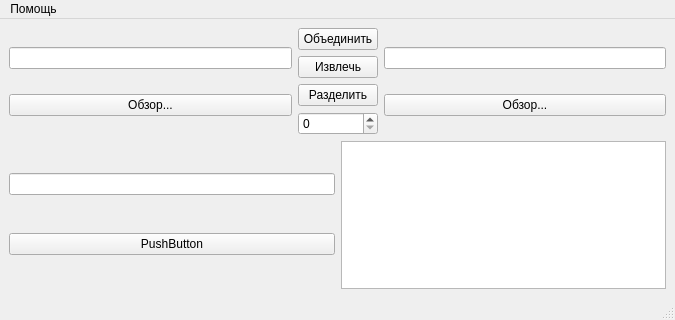
Qt form kfkis/interface/pdf_editor_menu.ui (NinjaCaratist/KFKIS) before a commit.
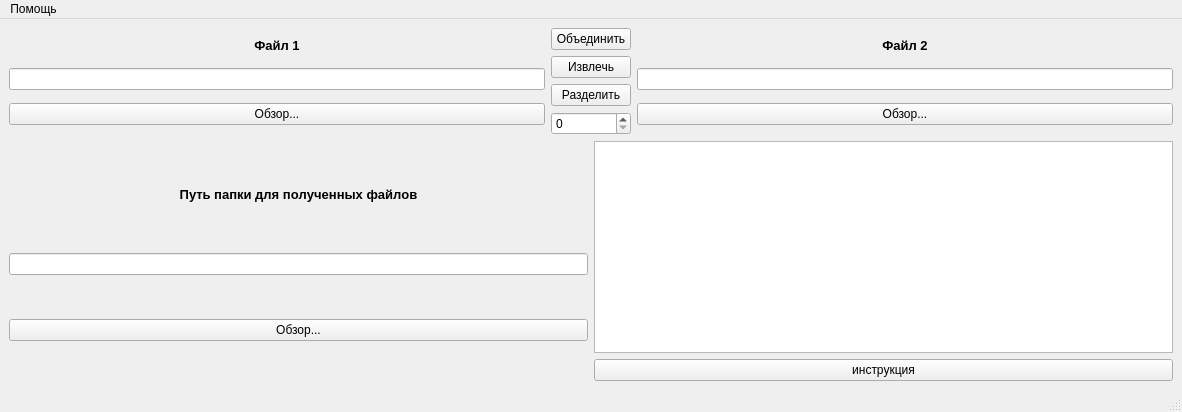
The same form after that commit.

Patch:
```diff
--- a/kfkis/interface/pdf_editor_menu.ui
+++ b/kfkis/interface/pdf_editor_menu.ui
@@ -6,8 +6,8 @@
    <rect>
     <x>0</x>
     <y>0</y>
-    <width>675</width>
-    <height>320</height>
+    <width>1182</width>
+    <height>412</height>
    </rect>
   </property>
   <property name="windowTitle">
@@ -22,7 +22,33 @@
         <item>
          <layout class="QVBoxLayout" name="verticalLayout_5">
           <item>
-           <widget class="QLineEdit" name="lineEdit"/>
+           <widget class="QLabel" name="label">
+            <property name="maximumSize">
+             <size>
+              <width>16777215</width>
+              <height>20</height>
+             </size>
+            </property>
+            <property name="font">
+             <font>
+              <pointsize>10</pointsize>
+              <weight>75</weight>
+              <bold>true</bold>
+             </font>
+            </property>
+            <property name="text">
+             <string>Файл 1</string>
+            </property>
+            <property name="textFormat">
+             <enum>Qt::AutoText</enum>
+            </property>
+            <property name="alignment">
+             <set>Qt::AlignCenter</set>
+            </property>
+           </widget>
+          </item>
+          <item>
+           <widget class="QLineEdit" name="input_filename_1"/>
           </item>
           <item>
            <widget class="QPushButton" name="pushButton_browse1">
@@ -67,7 +93,30 @@
         <item>
          <layout class="QVBoxLayout" name="verticalLayout_3">
           <item>
-           <widget class="QLineEdit" name="lineEdit_2"/>
+           <widget class="QLabel" name="label_2">
+            <property name="maximumSize">
+             <size>
+              <width>16777215</width>
+              <height>20</height>
+             </size>
+            </property>
+            <property name="font">
+             <font>
+              <pointsize>10</pointsize>
+              <weight>75</weight>
+              <bold>true</bold>
+             </font>
+            </property>
+            <property name="text">
+             <string>Файл 2</string>
+            </property>
+            <property name="alignment">
+             <set>Qt::AlignCenter</set>
+            </property>
+           </widget>
+          </item>
+          <item>
+           <widget class="QLineEdit" name="input_filename_2"/>
           </item>
           <item>
            <widget class="QPushButton" name="pushButton_browse2">
@@ -80,34 +129,74 @@
         </item>
        </layout>
       </item>
-     </layout>
-    </item>
-    <item row="1" column="0">
-     <layout class="QHBoxLayout" name="horizontalLayout_8">
       <item>
-       <layout class="QVBoxLayout" name="verticalLayout">
+       <layout class="QHBoxLayout" name="horizontalLayout_8">
         <item>
-         <widget class="QLineEdit" name="lineEdit_3"/>
+         <layout class="QVBoxLayout" name="verticalLayout">
+          <item>
+           <widget class="QLabel" name="label_3">
+            <property name="maximumSize">
+             <size>
+              <width>16777215</width>
+              <height>30</height>
+             </size>
+            </property>
+            <property name="font">
+             <font>
+              <pointsize>10</pointsize>
+              <weight>75</weight>
+              <italic>false</italic>
+              <bold>true</bold>
+              <strikeout>false</strikeout>
+              <kerning>false</kerning>
+             </font>
+            </property>
+            <property name="text">
+             <string>Путь папки для полученных файлов</string>
+            </property>
+            <property name="alignment">
+             <set>Qt::AlignCenter</set>
+            </property>
+           </widget>
+          </item>
+          <item>
+           <widget class="QLineEdit" name="output_directory"/>
+          </item>
+          <item>
+           <widget class="QPushButton" name="pushButton_browse3">
+            <property name="text">
+             <string>Обзор...</string>
+            </property>
+           </widget>
+          </item>
+         </layout>
         </item>
         <item>
-         <widget class="QPushButton" name="pushButton_browse3">
-          <property name="text">
-           <string>PushButton</string>
-          </property>
-         </widget>
+         <layout class="QVBoxLayout" name="verticalLayout_4">
+          <item>
+           <widget class="QTextEdit" name="textEdit">
+            <property name="documentTitle">
+             <string/>
+            </property>
+            <property name="readOnly">
+             <bool>true</bool>
+            </property>
+            <property name="placeholderText">
+             <string/>
+            </property>
+           </widget>
+          </item>
+          <item>
+           <widget class="QPushButton" name="instruction_Button">
+            <property name="text">
+             <string>инструкция</string>
+            </property>
+           </widget>
+          </item>
+         </layout>
         </item>
        </layout>
       </item>
-      <item>
-       <widget class="QPlainTextEdit" name="plainTextEdit">
-        <property name="enabled">
-         <bool>true</bool>
-        </property>
-        <property name="readOnly">
-         <bool>true</bool>
-        </property>
-       </widget>
-      </item>
      </layout>
     </item>
    </layout>
@@ -117,7 +206,7 @@
     <rect>
      <x>0</x>
      <y>0</y>
-     <width>675</width>
+     <width>1182</width>
      <height>22</height>
     </rect>
    </property>
```
Left out of the diff: 2 changed lines with no effect on the pictures.
